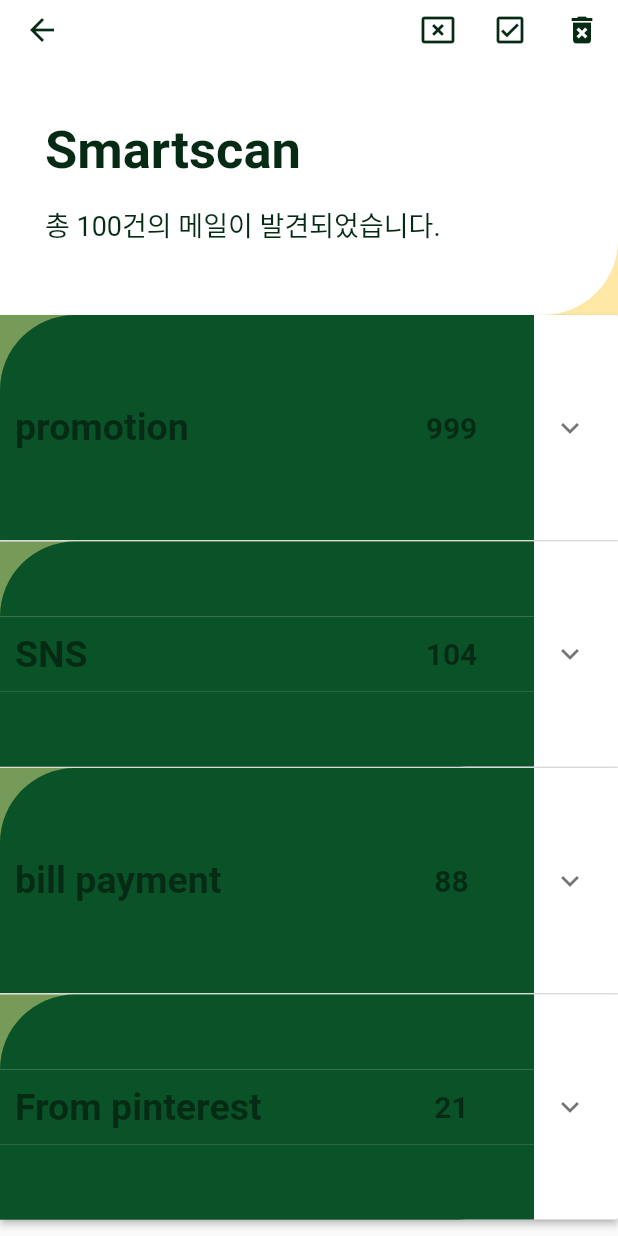
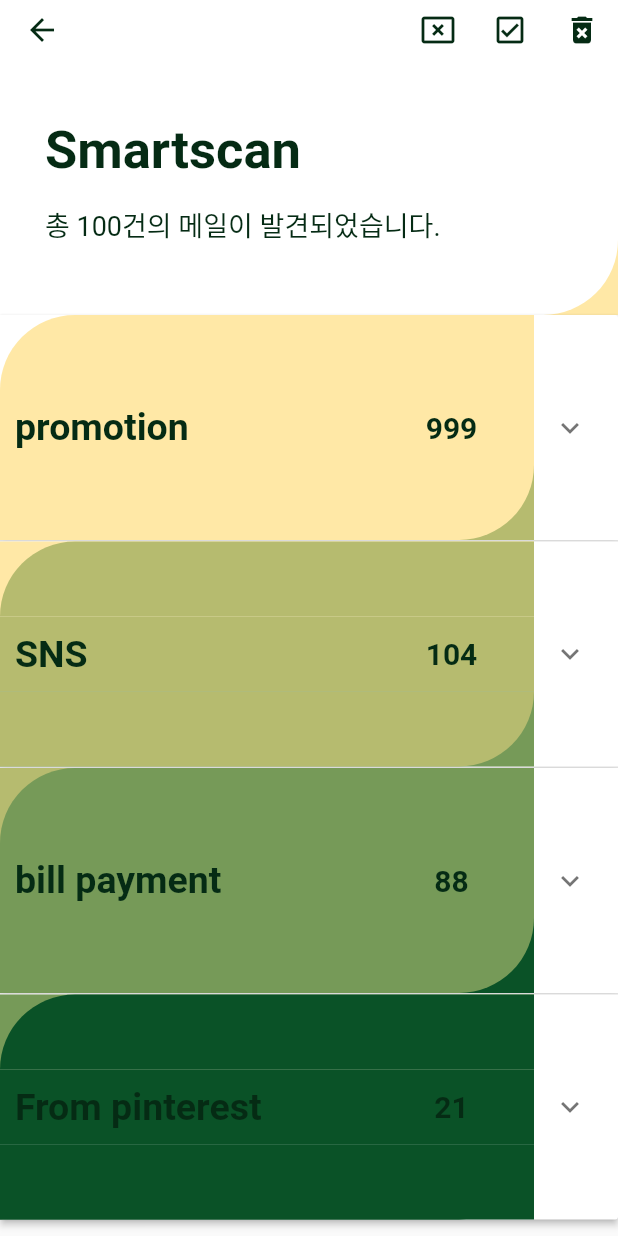
Before and after one commit to 2023-Nerror-SolutionChallenge/Front, a Flutter app: the SmartScanDetail screen opened by its route, on a phone screen of 412 x 824 dp. Run offline on Flutter 3.47's test engine with Material 2 defaults, Android fonts, the phone set to English and light mode, and no system bars; our stand-ins replace get, pinput; missing offline and left inert: blobs.

Commit message:
FIX : SmartScan Detail : Expansion panel gap
Expansion panel의 갭 수정
flutter 라이브러리의 material 의 expansion_panel 수정
line 412쯤 ExpansionIconContainer 주석처리하고
line 450쯤의 조건문 없앰

```diff
--- a/marbon/lib/screens/smartscan/smartscan_detail.dart
+++ b/marbon/lib/screens/smartscan/smartscan_detail.dart
@@ -105,27 +105,33 @@ class _SmartScanDetailState extends State<SmartScanDetail> {
   }
 
   Widget _buildExpansionPanel() {
-    int index = 0;
+    int headerIndex = 0;
+    int contentIndex = 0;
 
     return ExpansionPanelList(
+      // ExpansionPanel의 gap을 줄이기 위함 (위쪽gap)
+      expandedHeaderPadding: const EdgeInsets.only(
+        bottom: 1,
+      ),
       expansionCallback: (int index, bool isExpanded) {
         setState(() {
           _mails[index].isExpanded = !isExpanded;
         });
       },
       children: _mails.map<ExpansionPanel>((MailCategory mailCategory) {
-        index += 1;
+        contentIndex += 1;
         return ExpansionPanel(
           headerBuilder: (BuildContext context, bool isExpanded) {
+            headerIndex += 1;
             return Column(
               children: [
                 Container(
                   // 위쪽커브
-                  color: color_list[index - 1],
+                  color: color_list[headerIndex - 1],
                   child: Container(
                     height: 50,
                     decoration: BoxDecoration(
-                      color: color_list[index],
+                      color: color_list[headerIndex],
                       borderRadius: const BorderRadius.only(
                         topLeft: Radius.circular(50.0),
                       ),
@@ -134,7 +140,7 @@ class _SmartScanDetailState extends State<SmartScanDetail> {
                 ),
                 Container(
                   height: 50,
-                  color: color_list[index],
+                  color: color_list[headerIndex],
                   padding: const EdgeInsets.only(left: 10, right: 20),
                   child: Row(
                     mainAxisAlignment: MainAxisAlignment.spaceBetween,
@@ -167,11 +173,13 @@ class _SmartScanDetailState extends State<SmartScanDetail> {
                 ),
                 Container(
                   // 아랫쪽커브
-                  color: color_list[index > _mails.length ? index + 1 : index],
+                  color: color_list[headerIndex < _mails.length
+                      ? headerIndex + 1
+                      : headerIndex],
                   child: Container(
                     height: 50,
                     decoration: BoxDecoration(
-                      color: color_list[index],
+                      color: color_list[headerIndex],
                       borderRadius: const BorderRadius.only(
                         bottomRight: Radius.circular(50.0),
                       ),
@@ -183,7 +191,7 @@ class _SmartScanDetailState extends State<SmartScanDetail> {
           },
           body: Container(
               // 받은 색상으로 해야함
-              color: color_list[index],
+              color: color_list[contentIndex],
               height: mail_list_height * 4,
               child: ListView(
                 scrollDirection: Axis.vertical,
```
